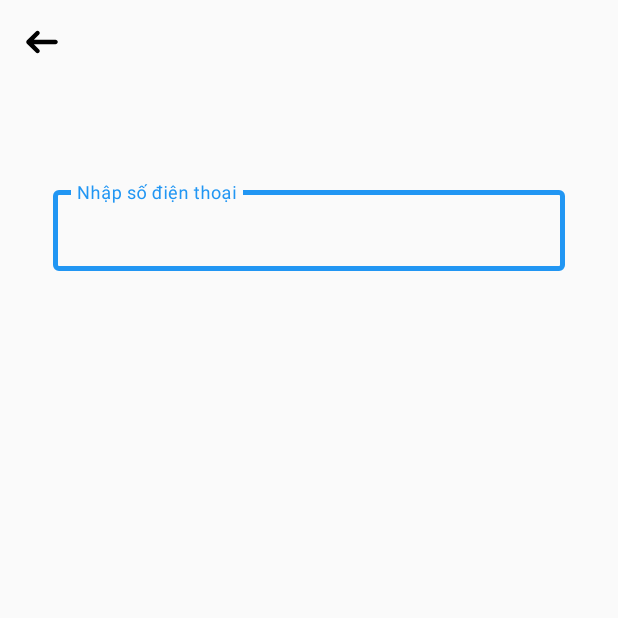
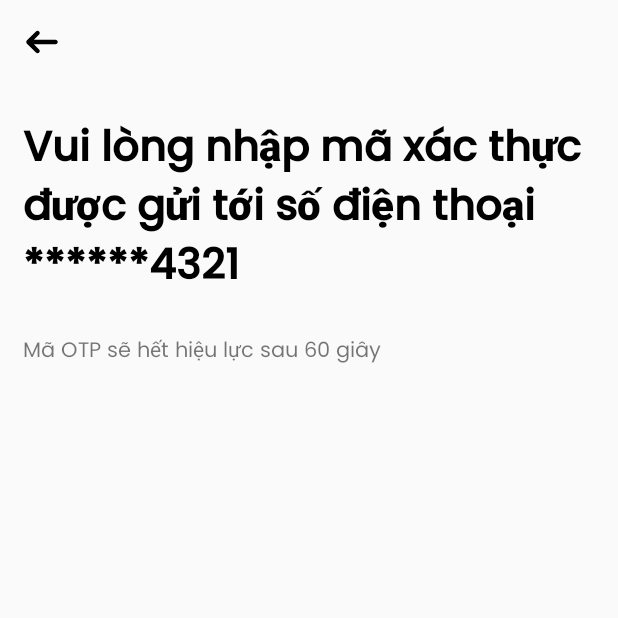
Before and after one commit to ngquochuydl23/HDBanking-EKYC-Service, an Android app: the RegisterCheckOtpActivity screen opened directly, with no data from a screen before it, on a phone screen of 412 x 824 dp, the top half of it. Run offline under Robolectric (Android 15) with nearby library versions, the phone set to English and light mode, and no system bars.

Commit message:
[mobile] add check-otp-acti

```diff
--- a/Hd.Wallet.Android/app/build.gradle
+++ b/Hd.Wallet.Android/app/build.gradle
@@ -24,6 +24,7 @@ android {
 }
 
 dependencies {
+    implementation 'io.github.chaosleung:pinview:1.4.4'
     implementation 'com.google.guava:guava:32.1.2-android'
     implementation 'com.afollestad.material-dialogs:core:3.3.0'
     implementation 'com.airbnb.android:lottie:2.8.0'
--- a/Hd.Wallet.Android/app/src/main/AndroidManifest.xml
+++ b/Hd.Wallet.Android/app/src/main/AndroidManifest.xml
@@ -24,7 +24,7 @@
             android:name=".ui.signIn.SignInActivity"
             android:exported="false" />
         <activity
-            android:name=".ui.register.EnterOtpActivity"
+            android:name=".ui.register.RegisterCheckOtpActivity"
             android:exported="false" />
         <activity
             android:name=".ui.transfer.SuccessfulTransactionActivity"
@@ -46,7 +46,7 @@
             android:name=".ui.register.GettingTakenIdCardActivity"
             android:exported="false" />
         <activity
-            android:name=".ui.register.RegisterActivity"
+            android:name=".ui.register.RegisterEnterPhoneActivity"
             android:exported="false"
             android:launchMode="singleTask"
             android:windowSoftInputMode="adjustResize" />
--- a/Hd.Wallet.Android/app/src/main/java/com/socialv2/ewallet/ui/register/EnterOtpActivity.java
+++ b/Hd.Wallet.Android/app/src/main/java/com/socialv2/ewallet/ui/register/RegisterCheckOtpActivity.java
@@ -10,13 +10,13 @@ import androidx.core.view.WindowInsetsCompat;
 
 import com.socialv2.ewallet.R;
 
-public class EnterOtpActivity extends AppCompatActivity {
+public class RegisterCheckOtpActivity extends AppCompatActivity {
 
     @Override
     protected void onCreate(Bundle savedInstanceState) {
         super.onCreate(savedInstanceState);
         EdgeToEdge.enable(this);
-        setContentView(R.layout.activity_enter_otp);
+        setContentView(R.layout.activity_register_check_otp);
 
         initView();
     }
--- a/Hd.Wallet.Android/app/src/main/res/layout/activity_enter_otp.xml
+++ /dev/null
@@ -1,54 +0,0 @@
-<?xml version="1.0" encoding="utf-8"?>
-<LinearLayout
-    xmlns:android="http://schemas.android.com/apk/res/android"
-    xmlns:tools="http://schemas.android.com/tools"
-    xmlns:app="http://schemas.android.com/apk/res-auto"
-    android:id="@+id/main"
-    android:layout_width="match_parent"
-    android:layout_height="match_parent"
-    android:orientation="vertical"
-    tools:context=".ui.register.EnterOtpActivity">
-
-    <com.socialv2.ewallet.components.HdWalletToolbar
-        android:layout_width="match_parent"
-        android:layout_height="wrap_content" />
-
-    <ScrollView
-        android:layout_width="match_parent"
-        android:layout_height="match_parent"
-        android:fillViewport="true">
-
-
-        <LinearLayout
-            android:layout_width="match_parent"
-            android:layout_height="wrap_content"
-            android:orientation="vertical"
-            android:padding="15dp">
-
-            <com.google.android.material.textfield.TextInputLayout
-                android:id="@+id/textinputOPT"
-                style="@style/Widget.MaterialComponents.TextInputLayout.OutlinedBox.Dense"
-                android:layout_width="match_parent"
-                android:layout_height="wrap_content"
-                android:layout_marginHorizontal="20dp"
-                android:layout_marginTop="50dp"
-                android:hint="Nhập số điện thoại"
-                app:hintTextColor="#2196F3"
-                app:boxStrokeColor="#2196F3"
-                app:boxStrokeWidth="2dp"
-                app:boxStrokeWidthFocused="3dp">
-
-                <com.google.android.material.textfield.TextInputEditText
-                    android:id="@+id/editTextPhoneNumber"
-                    android:layout_width="match_parent"
-                    android:layout_height="wrap_content"
-                    android:importantForAccessibility="yes"
-                    android:inputType="phone"
-                    android:maxLength="10"
-                    android:textSize="20sp" />
-            </com.google.android.material.textfield.TextInputLayout>
-
-        </LinearLayout>
-    </ScrollView>
-
-</LinearLayout>
--- /dev/null
+++ b/Hd.Wallet.Android/app/src/main/res/layout/activity_register_check_otp.xml
@@ -0,0 +1,52 @@
+<?xml version="1.0" encoding="utf-8"?>
+<LinearLayout xmlns:android="http://schemas.android.com/apk/res/android"
+    xmlns:app="http://schemas.android.com/apk/res-auto"
+    xmlns:tools="http://schemas.android.com/tools"
+    android:id="@+id/main"
+    android:layout_width="match_parent"
+    android:layout_height="match_parent"
+    android:orientation="vertical"
+    tools:context=".ui.register.RegisterCheckOtpActivity">
+
+    <com.socialv2.ewallet.components.HdWalletToolbar
+        android:layout_width="match_parent"
+        android:layout_height="wrap_content" />
+
+    <ScrollView
+        android:layout_width="match_parent"
+        android:layout_height="match_parent"
+        android:fillViewport="true">
+
+
+        <LinearLayout
+            android:layout_width="match_parent"
+            android:layout_height="wrap_content"
+            android:orientation="vertical"
+            android:padding="15dp">
+
+            <TextView
+                android:layout_width="match_parent"
+                android:layout_height="wrap_content"
+                android:layout_marginTop="5dp"
+                android:fontFamily="@font/medium_font"
+                android:text="Vui lòng nhập mã xác thực được gửi tới số điện thoại ******4321"
+                android:textColor="@color/textColorPrimary"
+                android:textSize="28sp"
+                android:textStyle="bold" />
+
+            <LinearLayout
+                android:layout_width="match_parent"
+                android:layout_height="wrap_content"
+                android:orientation="horizontal">
+
+                <TextView
+                    android:layout_width="match_parent"
+                    android:layout_height="wrap_content"
+                    android:layout_marginTop="20dp"
+                    android:fontFamily="@font/regular_font"
+                    android:text="Mã OTP sẽ hết hiệu lực sau 60 giây" />
+            </LinearLayout>
+        </LinearLayout>
+    </ScrollView>
+
+</LinearLayout>
--- a/Hd.Wallet.Android/app/src/main/res/layout/activity_register.xml
+++ b/Hd.Wallet.Android/app/src/main/res/layout/activity_register_enter_phone.xml
@@ -6,7 +6,7 @@
     android:layout_width="match_parent"
     android:layout_height="match_parent"
     android:orientation="vertical"
-    tools:context=".ui.register.RegisterActivity">
+    tools:context=".ui.register.RegisterEnterPhoneActivity">
 
     <!-- Toolbar Component -->
     <com.socialv2.ewallet.components.HdWalletToolbar
--- a/Hd.Wallet.Android/settings.gradle
+++ b/Hd.Wallet.Android/settings.gradle
@@ -8,6 +8,7 @@ pluginManagement {
             }
         }
         mavenCentral()
+        maven { url 'https://jitpack.io' }
         gradlePluginPortal()
     }
 }
@@ -16,6 +17,7 @@ dependencyResolutionManagement {
     repositories {
         google()
         mavenCentral()
+        maven { url 'https://jitpack.io' }
     }
 }
 
```
Also changed, not shown: Hd.Wallet.Android/app/src/main/java/com/socialv2/ewallet/ui/WelcomeActivity.java (+2 -5 lines), Hd.Wallet.Android/app/src/main/java/com/socialv2/ewallet/ui/register/RegisterEnterPhoneActivity.java (renamed from Hd.Wallet.Android/app/src/main/java/com/socialv2/ewallet/ui/register/RegisterActivity.java, +3 -6 lines), Hd.Wallet.Android/app/src/main/res/drawable/drawable_bg_otp_item.xml (added, +30 -0 lines), Hd.Wallet.Android/gradle/wrapper/gradle-wrapper.properties.
